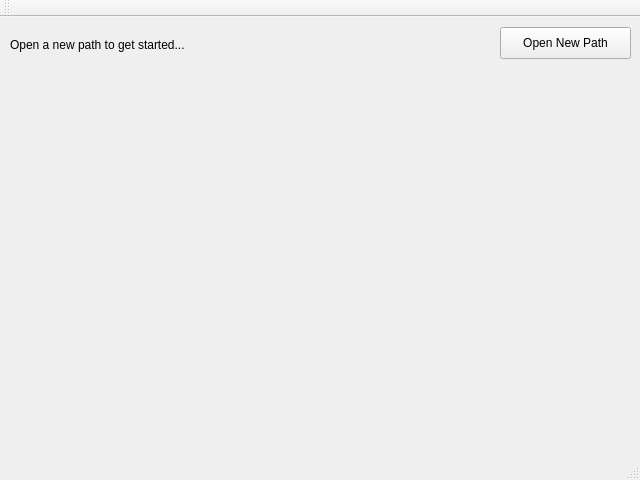
This is mainwindow.ui in Simsso/Favorite-Image-Finder as Qt 5 draws it before an edit. The edited form follows.
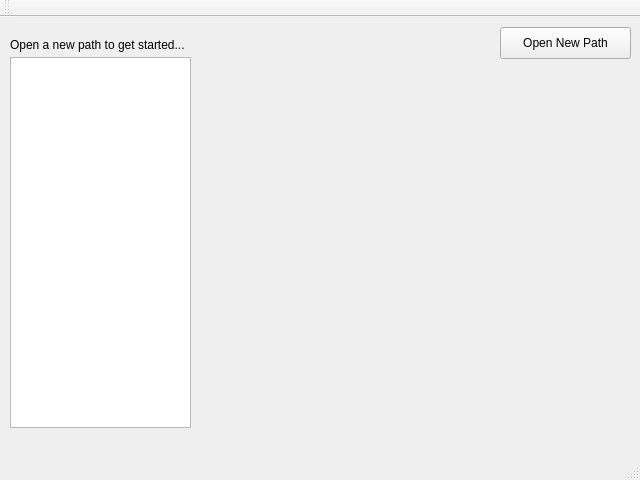
This is the edited form.

Commit message: Added directory info list

Diff of the .ui file:
```diff
--- a/mainwindow.ui
+++ b/mainwindow.ui
@@ -40,6 +40,16 @@
      <string>Open a new path to get started...</string>
     </property>
    </widget>
+   <widget class="QListWidget" name="listWidgetFiles">
+    <property name="geometry">
+     <rect>
+      <x>10</x>
+      <y>40</y>
+      <width>181</width>
+      <height>371</height>
+     </rect>
+    </property>
+   </widget>
   </widget>
   <widget class="QMenuBar" name="menuBar">
    <property name="geometry">
```
The commit also changes 4 other files.
